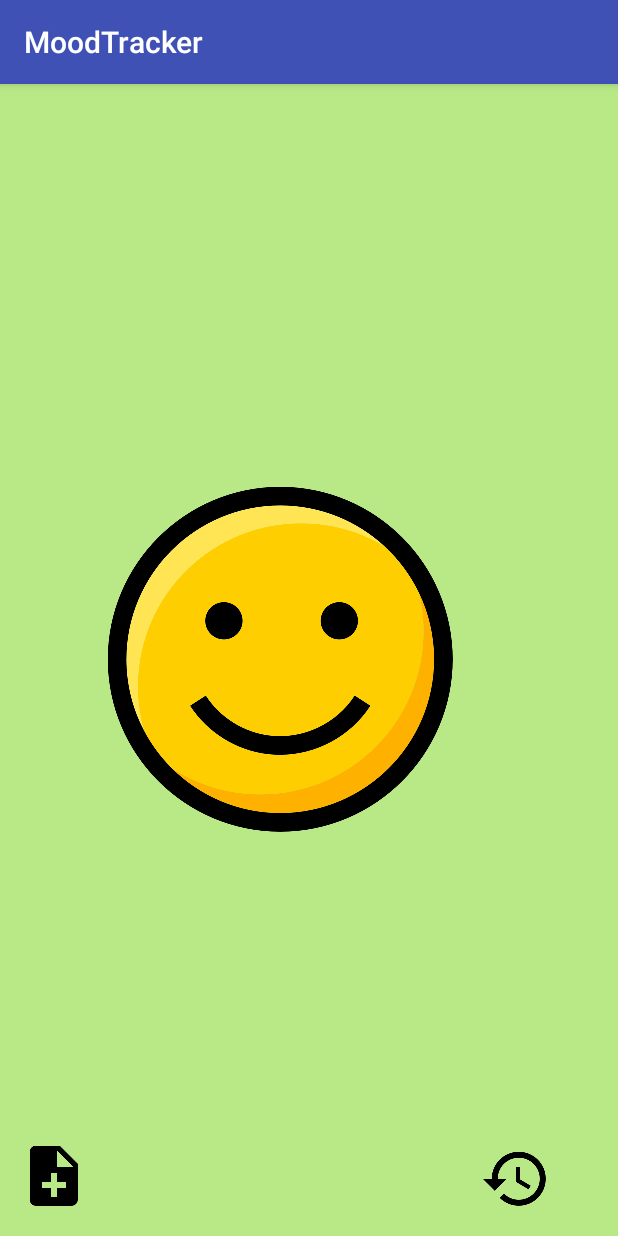
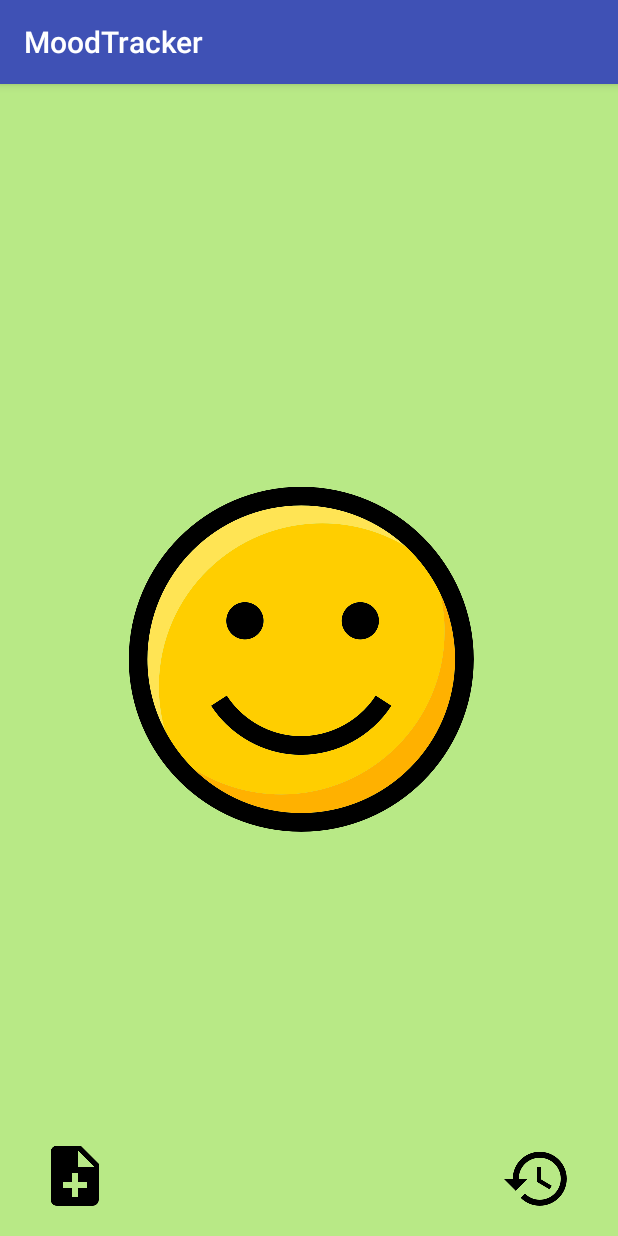
Before and after one commit to JimmyMad/MoodTracker, an Android app: the screen it shows after launch (MainActivity), on a phone screen of 412 x 824 dp. Run offline under Robolectric (Android 15) with nearby library versions, the phone set to English and light mode, and no system bars.

Commit message:
SharedPreference saves current Mood The images on the layout are centered

```diff
--- a/app/src/main/java/com/sweethome/jimmy/moodtracker/MainActivity.java
+++ b/app/src/main/java/com/sweethome/jimmy/moodtracker/MainActivity.java
@@ -7,13 +7,12 @@ import android.support.v7.app.AppCompatActivity;
 import android.os.Bundle;
 import android.view.GestureDetector;
 import android.view.MotionEvent;
-import android.view.View;
 import android.widget.ImageView;
 import android.widget.LinearLayout;
 
 public class MainActivity extends AppCompatActivity implements GestureDetector.OnGestureListener {
 
-    private GestureDetectorCompat detectGestiure;
+    private GestureDetectorCompat detectGesture;
 
     private ImageView mMoodImage;
     private ImageView mAddCommentImage;
@@ -21,51 +20,72 @@ public class MainActivity extends AppCompatActivity implements GestureDetector.O
     private LinearLayout mBackgroundColor;
 
     MoodBank mMoodBank;
+    Mood moodTable[];
     int currentMoodIndex;
 
-    private Mood mCurrentMood;
+    private Mood mCurrentMood = null;
 
-    public static final int SAVED_MOOD_ID = 0;
+    SharedPreferences sharedPref;
+    public static final int KEY_MOOD_ID = 0;
 
     @Override
     protected void onCreate(Bundle savedInstanceState) {
         super.onCreate(savedInstanceState);
         setContentView(R.layout.activity_main);
 
-        detectGestiure = new GestureDetectorCompat(this, this);
+        detectGesture = new GestureDetectorCompat(this, this);
 
 
         mMoodBank = new MoodBank();
-        Mood moodTable[] = mMoodBank.getMoodTable();
+        moodTable = mMoodBank.getMoodTable();
 
-        /*SharedPreferences sharedPref = this.getPreferences(Context.MODE_PRIVATE);
-        SharedPreferences.Editor editor = sharedPref.edit();*/
-        //editor.putInt("SAVED_MOOD_ID", );
+        System.out.println("Dabug!! Before SharedPref Method PASSED! ");
+        sharedPref = getPreferences(MODE_PRIVATE);
+        System.out.println("Dabug!! Before IF Method PASSED! ");
 
-        //if(sharedPref.getInt("SAVED_MOOD_ID", 0) == 0) {
-            mCurrentMood = moodTable[3];
-            currentMoodIndex = mCurrentMood.getIndexNb();
-        /*} else {
-            for (Mood aMood : moodTable) {
-                if(sharedPref.getInt("SAVED_MOOD_ID", 0) == aMood.getMoodId()) {
+        currentMoodIndex = 3;
+
+        System.out.println("Dabug!! AfterIf Method PASSED! ");
+
+        mMoodImage = findViewById(R.id.MainActivity_Smiley_ImageView);
+        mAddCommentImage = findViewById(R.id.MainActivity_NewComment_ImageView);
+        mHistoricImage = findViewById(R.id.MainActivity_Historic_ImageView);
+        mBackgroundColor = findViewById(R.id.MainActivity_Background_LinearLayout);
+
+        loadCurrentMood();
+        setCurrentMood(currentMoodIndex);
+        setMoodImageAndBackground();
+
+        System.out.println("Dabug!! OnCreate Method PASSED! ");
+    }
+
+    private void setCurrentMood(int index) {
+        mCurrentMood = moodTable[index];
+        System.out.println("Dabug!! SetCurrentMood Method PASSED! ");
+    }
+
+    private void setMoodImageAndBackground() {
+        mMoodImage.setImageResource(mCurrentMood.getMoodId());
+        mBackgroundColor.setBackgroundResource(mCurrentMood.getColorId());
+        System.out.println("Dabug!! setMoodImageAndBackground Method PASSED! ");
+    }
+
+    private void saveCurrentMood() {
+        sharedPref.edit().putInt("KEY_MOOD_ID", mCurrentMood.getMoodId()).apply();
+        System.out.println("Dabug!! saveCurrentMood Method PASSED! ");
+    }
+
+    private void loadCurrentMood() {
+        if (sharedPref.getInt("KEY_MOOD_ID", 0) != 0) {
+            currentMoodIndex = -1;
+            for (Mood aMood:moodTable) {
+                currentMoodIndex++;
+                if (aMood.getMoodId() == sharedPref.getInt("KEY_MOOD_ID", 0)){
                     mCurrentMood = aMood;
-                    currentMoodIndex = mCurrentMood.getIndexNb();
+                    return;
                 }
             }
-        }*/
-
-        ImageView mMoodImage = findViewById(R.id.MainActivity_Smiley_ImageView);
-        ImageView mAddCommentImage = findViewById(R.id.MainActivity_NewComment_ImageView);
-        ImageView mHistoricImage = findViewById(R.id.MainActivity_Historic_ImageView);
-        LinearLayout mBackgroundColor = findViewById(R.id.MainActivity_Background_LinearLayout);
-
-        mMoodImage.setImageResource(mCurrentMood.getMoodId());
-        mBackgroundColor.setBackgroundResource(mCurrentMood.getColorId());
-
-
-
-
-
+        }
     }
 
     @Override
@@ -98,16 +118,22 @@ public class MainActivity extends AppCompatActivity implements GestureDetector.O
         if ( e1.getRawY() > e2.getRawY() && currentMoodIndex < 4) {
             currentMoodIndex++;
             System.out.println("currentIndexMood "+currentMoodIndex);
+            setCurrentMood(currentMoodIndex);
+            saveCurrentMood();
+            setMoodImageAndBackground();
         } if (e1.getRawY() < e2.getRawY() && currentMoodIndex > 0) {
             currentMoodIndex--;
             System.out.println("currentIndexMood "+currentMoodIndex);
+            setCurrentMood(currentMoodIndex);
+            saveCurrentMood();
+            setMoodImageAndBackground();
         }
         return true;
     }
 
     @Override
     public boolean onTouchEvent(MotionEvent event) {
-        detectGestiure.onTouchEvent(event);
+        detectGesture.onTouchEvent(event);
         return super.onTouchEvent(event);
     }
 }
--- a/app/src/main/java/com/sweethome/jimmy/moodtracker/Mood.java
+++ b/app/src/main/java/com/sweethome/jimmy/moodtracker/Mood.java
@@ -4,23 +4,17 @@ public class Mood {
 
     private int moodId;
     private int colorId;
-    private int indexNb;
 
-    public Mood(int moodId, int colorId, int index) {
+    public Mood(int moodId, int colorId) {
         this.moodId = moodId;
         this.colorId = colorId;
-        this.indexNb = index;
     }
 
     public int getMoodId() {
-        return moodId;
+        return this.moodId;
     }
 
     public int getColorId() {
-        return colorId;
-    }
-
-    public int getIndexNb() {
-        return indexNb;
+        return this.colorId;
     }
 }
--- a/app/src/main/java/com/sweethome/jimmy/moodtracker/MoodBank.java
+++ b/app/src/main/java/com/sweethome/jimmy/moodtracker/MoodBank.java
@@ -7,25 +7,23 @@ public class MoodBank {
     private Mood moodTable[];
 
     public MoodBank() {
-        this.moodTable = generateMoodTable();
+        generateMoodTable();
     }
 
     /**
      * Creates all the moods and store them in a table
-     * @return a table of moods
      */
-    private Mood[] generateMoodTable() {
-        Mood sadMood = new Mood(R.drawable.smiley_sad, R.color.faded_red,0);
-        Mood disappointedMood = new Mood(R.drawable.smiley_disappointed, R.color.warm_grey,1);
-        Mood normalMood = new Mood(R.drawable.smiley_normal, R.color.cornflower_blue_65,2);
-        Mood happyMood = new Mood(R.drawable.smiley_happy, R.color.light_sage, 3);
-        Mood superHappyMood = new Mood(R.drawable.smiley_super_happy, R.color.banana_yellow, 4);
+    private void generateMoodTable() {
+        Mood sadMood = new Mood(R.drawable.smiley_sad, R.color.faded_red);
+        Mood disappointedMood = new Mood(R.drawable.smiley_disappointed, R.color.warm_grey);
+        Mood normalMood = new Mood(R.drawable.smiley_normal, R.color.cornflower_blue_65);
+        Mood happyMood = new Mood(R.drawable.smiley_happy, R.color.light_sage);
+        Mood superHappyMood = new Mood(R.drawable.smiley_super_happy, R.color.banana_yellow);
 
-        Mood moodTab[] = {sadMood, disappointedMood, normalMood, happyMood, superHappyMood};
-        return moodTab;
+        this.moodTable = new Mood[]{sadMood, disappointedMood, normalMood, happyMood, superHappyMood};
     }
 
     public Mood[] getMoodTable() {
-        return moodTable;
+        return this.moodTable;
     }
 }
--- a/app/src/main/res/layout/activity_main.xml
+++ b/app/src/main/res/layout/activity_main.xml
@@ -1,13 +1,13 @@
 <?xml version="1.0" encoding="utf-8"?>
-<LinearLayout
+<LinearLayout xmlns:android="http://schemas.android.com/apk/res/android"
+    xmlns:tools="http://schemas.android.com/tools"
     android:id="@+id/MainActivity_Background_LinearLayout"
-    xmlns:android="http://schemas.android.com/apk/res/android"
-    xmlns:tools="http://schemas.android.com/tools"
     android:layout_width="match_parent"
     android:layout_height="match_parent"
-    tools:context=".MainActivity"
+    android:background="@color/light_sage"
+    android:gravity="center"
     android:orientation="horizontal"
-    android:background="@color/light_sage">
+    tools:context=".MainActivity">
 
 
     <ImageView
@@ -16,16 +16,16 @@
         android:layout_height="wrap_content"
         android:layout_gravity="start|bottom"
         android:layout_margin="20dp"
-        android:src="@drawable/ic_note_add_black"
-        android:contentDescription="@string/newComment_image_description" />
+        android:contentDescription="@string/newComment_image_description"
+        android:src="@drawable/ic_note_add_black" />
 
     <ImageView
         android:id="@+id/MainActivity_Smiley_ImageView"
         android:layout_width="wrap_content"
         android:layout_height="wrap_content"
         android:layout_gravity="center"
-        android:src="@drawable/smiley_happy"
-        android:contentDescription="@string/smiley_image_description" />
+        android:contentDescription="@string/smiley_image_description"
+        android:src="@drawable/smiley_happy" />
 
     <ImageView
         android:id="@+id/MainActivity_Historic_ImageView"
@@ -33,7 +33,7 @@
         android:layout_height="wrap_content"
         android:layout_gravity="bottom|end"
         android:layout_margin="20dp"
-        android:src="@drawable/ic_history_black"
-        android:contentDescription="@string/historic_image_description" />
+        android:contentDescription="@string/historic_image_description"
+        android:src="@drawable/ic_history_black" />
 
 </LinearLayout>
--- a/build.gradle
+++ b/build.gradle
@@ -7,7 +7,7 @@ buildscript {
         jcenter()
     }
     dependencies {
-        classpath 'com.android.tools.build:gradle:3.2.1'
+        classpath 'com.android.tools.build:gradle:3.3.0'
 
 
         // NOTE: Do not place your application dependencies here; they belong
```
Also changed, not shown: gradle/wrapper/gradle-wrapper.properties.
